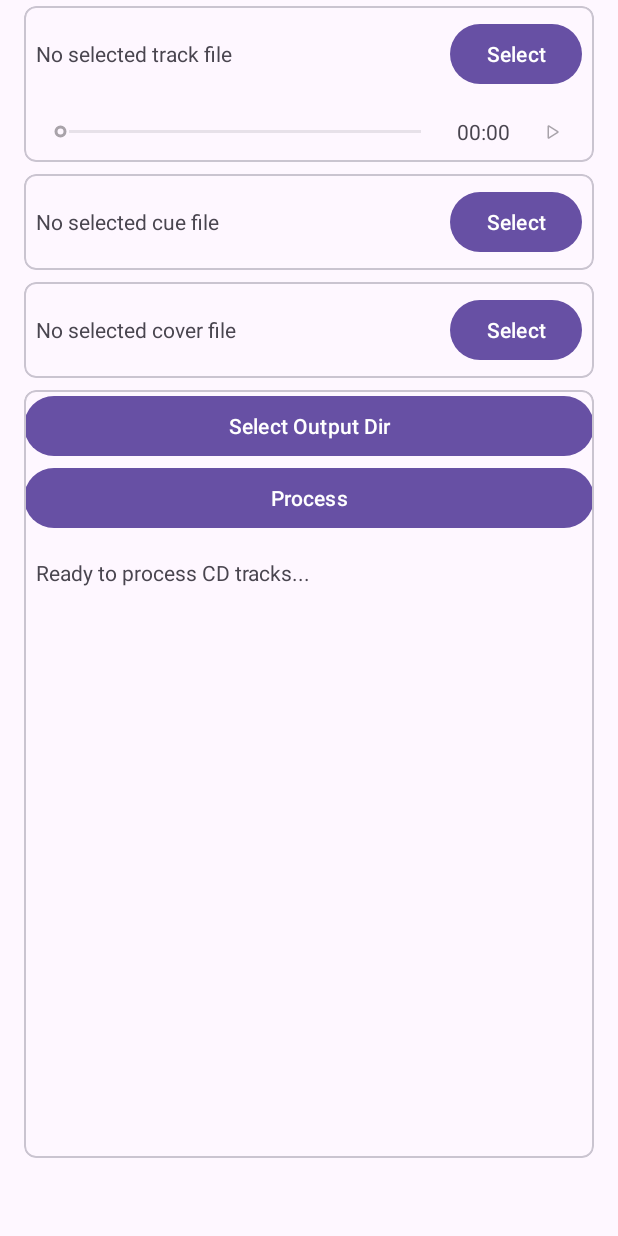
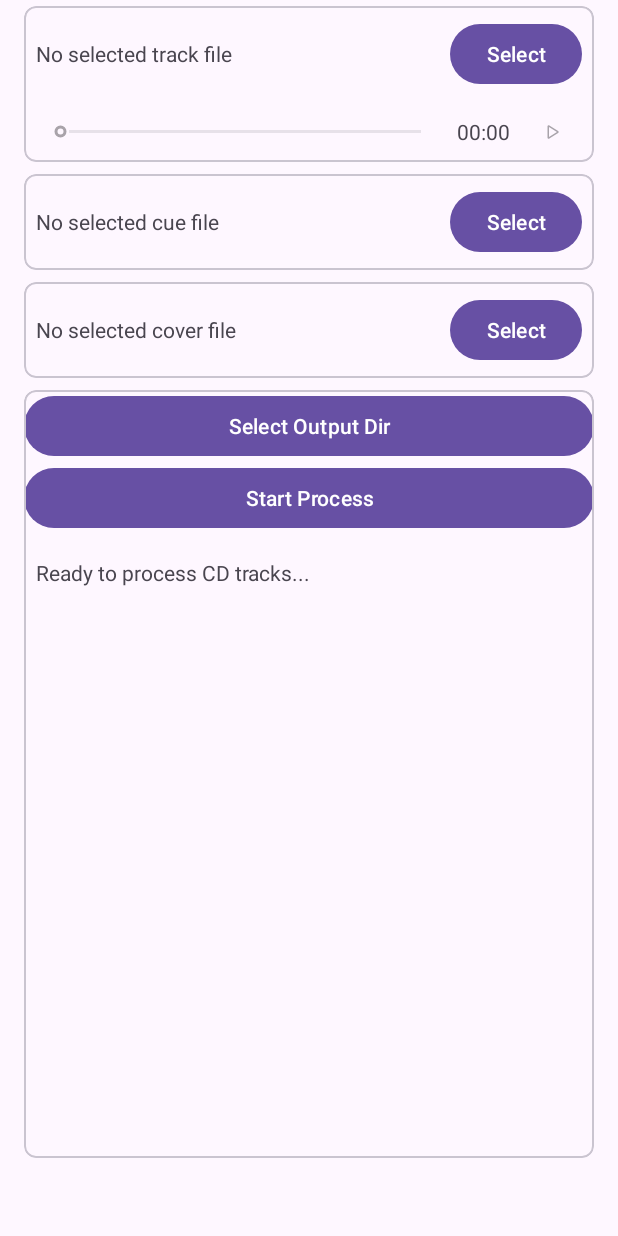
Before and after one commit to Yuyuko1024/CDTrackSplitter, an Android app: the screen it shows after launch (MainActivity), on a phone screen of 412 x 824 dp. Run offline under Robolectric (Android 15) with nearby library versions, the phone set to English and light mode, and no system bars.

Commit message:
Complete base multilanguage

```diff
--- a/app/src/main/res/layout/cover_card.xml
+++ b/app/src/main/res/layout/cover_card.xml
@@ -28,13 +28,13 @@
                 android:maxLines="2"
                 android:ellipsize="marquee"
                 android:focusable="true"
-                android:text="No selected cover file"/>
+                android:text="@string/no_cover_selected"/>
 
             <com.google.android.material.button.MaterialButton
                 android:layout_width="wrap_content"
                 android:layout_height="wrap_content"
                 android:id="@+id/coverSelectButton"
-                android:text="Select"/>
+                android:text="@string/select_button"/>
 
         </LinearLayout>
 
--- a/app/src/main/res/layout/cue_card.xml
+++ b/app/src/main/res/layout/cue_card.xml
@@ -23,13 +23,13 @@
             android:focusable="true"
             android:layout_gravity="center_vertical"
             android:layout_weight="1"
-            android:text="No selected cue file"/>
+            android:text="@string/no_cue_selected"/>
 
         <com.google.android.material.button.MaterialButton
             android:layout_width="wrap_content"
             android:layout_height="wrap_content"
             android:id="@+id/cueSelectButton"
-            android:text="Select"/>
+            android:text="@string/select_button"/>
 
     </LinearLayout>
 
--- a/app/src/main/res/layout/output_card.xml
+++ b/app/src/main/res/layout/output_card.xml
@@ -17,13 +17,13 @@
             android:layout_width="match_parent"
             android:layout_height="wrap_content"
             android:id="@+id/selectOutputButton"
-            android:text="Select Output Dir"/>
+            android:text="@string/select_output_dir"/>
 
         <com.google.android.material.button.MaterialButton
             android:layout_width="match_parent"
             android:layout_height="wrap_content"
             android:id="@+id/processButton"
-            android:text="Process"/>
+            android:text="@string/process_button"/>
 
         <ProgressBar
             android:layout_width="match_parent"
@@ -48,7 +48,7 @@
                     android:id="@+id/outputLogTextView"
                     android:ellipsize="start"
                     android:scrollbars="vertical"
-                    android:text="No ffmpeg output log"
+                    android:text="@string/no_output_log"
                     android:paddingTop="8dp"/>
 
             </LinearLayout>
--- a/app/src/main/res/layout/track_card.xml
+++ b/app/src/main/res/layout/track_card.xml
@@ -28,14 +28,14 @@
                 android:focusable="true"
                 android:layout_gravity="center_vertical"
                 android:layout_weight="1"
-                android:text="No selected track file"/>
+                android:text="@string/no_track_selected"/>
 
             <com.google.android.material.button.MaterialButton
                 android:layout_width="wrap_content"
                 android:layout_height="wrap_content"
                 android:id="@+id/trackSelectButton"
                 android:layout_gravity="center_vertical"
-                android:text="Select"/>
+                android:text="@string/select_button"/>
 
         </LinearLayout>
 
--- a/app/src/main/res/values/strings.xml
+++ b/app/src/main/res/values/strings.xml
@@ -2,4 +2,62 @@
     <string name="app_name">CDTrackSplitter</string>
     <string name="preview_play_cont_desc">Track Preview Play</string>
     <string name="cover_image_desc">Cover image</string>
+
+    <!-- Main Activity strings -->
+    <string name="ready_to_process">Ready to process CD tracks...</string>
+    <string name="selected_track_file">Selected track file</string>
+    <string name="selected_cue_file">Selected CUE file</string>
+    <string name="selected_cover_image">Selected cover image</string>
+    <string name="selected_output_directory">Selected output directory</string>
+    <string name="start_processing">Start Process</string>
+    <string name="stop_processing">Stop Processing</string>
+    <string name="select_files_first">Select all files first</string>
+    <string name="select_files_toast">Please select all required files before processing</string>
+    <string name="starting_process">Starting audio processing…</string>
+    <string name="stopping_process">Stopping processing…</string>
+    <string name="output_dir_success">Output directory selected successfully</string>
+    <string name="dir_permission_error">Failed to get directory permissions: %1$s</string>
+    <string name="dir_error">Error selecting directory: %1$s</string>
+    <string name="media_error">Error playing audio: %1$d</string>
+    <string name="audio_load_error">Error loading audio file: %1$s</string>
+    <string name="selected_track_log">Selected track file: %1$s</string>
+    <string name="selected_cue_log">Selected CUE file: %1$s</string>
+    <string name="selected_cover_log">Selected cover image: %1$s</string>
+    <string name="selected_output_log">Selected output directory: %1$s</string>
+    <string name="process_success_toast">All tracks processed successfully!</string>
+    <string name="process_failed_toast">Processing failed: %1$s</string>
+    <string name="log_process_success">✓ Processing completed successfully!</string>
+    <string name="log_process_failed">✗ Processing failed: %1$s</string>
+
+    <!-- Service notification strings -->
+    <string name="notification_channel_name">Audio Processing</string>
+    <string name="notification_channel_desc">CD Track Splitting Progress</string>
+    <string name="notification_title">Processing CD Tracks</string>
+    <string name="notification_preparing">Starting audio processing…</string>
+    <string name="notification_preparing_files">Preparing files</string>
+    <string name="processing_track">Processing track %1$d/%2$d</string>
+    <string name="completed_track">Completed track %1$d</string>
+    <string name="processing_completed">Processing completed</string>
+    <string name="parsing_cue">Parsing CUE file…</string>
+    <string name="cue_parsed">CUE file parsed successfully. Found %1$d tracks</string>
+    <string name="preparing_files">Preparing files…</string>
+    <string name="starting_split">Files prepared, starting track splitting…</string>
+    <string name="processing_track_log">Processing track %1$d: %2$s</string>
+    <string name="all_tracks_success">All tracks processed successfully!</string>
+    <string name="process_success">Successfully processed %1$d tracks</string>
+    <string name="processing_failed">Processing failed: %1$s</string>
+    <string name="track_completed">Track %1$d completed successfully</string>
+    <string name="track_failed">Track %1$d failed with return code: %2$s</string>
+    <string name="track_progress">Track %1$d progress: %2$d%%</string>
+    <string name="metadata_updated">Metadata and cover updated for track %1$d</string>
+    <string name="metadata_failed">Warning: Failed to update metadata for track %1$d</string>
+
+    <!-- Layout string resources -->
+    <string name="no_track_selected">No selected track file</string>
+    <string name="no_cue_selected">No selected cue file</string>
+    <string name="no_cover_selected">No selected cover file</string>
+    <string name="no_output_log">Ready to process CD tracks...</string>
+    <string name="select_button">Select</string>
+    <string name="select_output_dir">Select Output Dir</string>
+    <string name="process_button">Start Process</string>
 </resources>
```
Also changed, not shown: app/src/main/java/net/hearnsoft/cdtracksplitter/MainActivity.kt (+25 -25 lines), app/src/main/java/net/hearnsoft/cdtracksplitter/service/AudioProcessingService.kt (+23 -23 lines), 1 other file.
